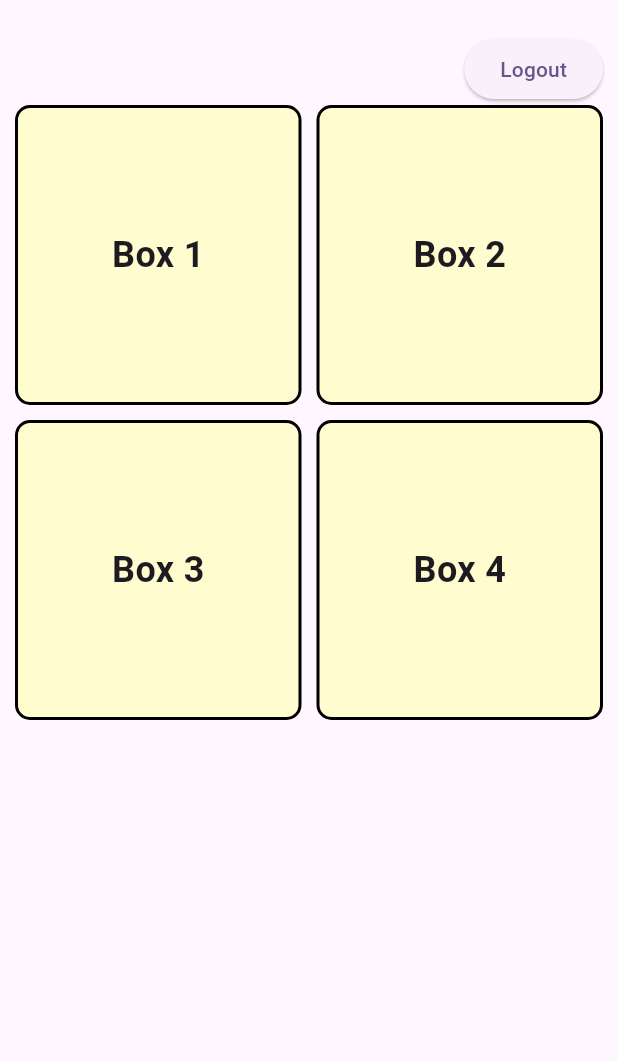
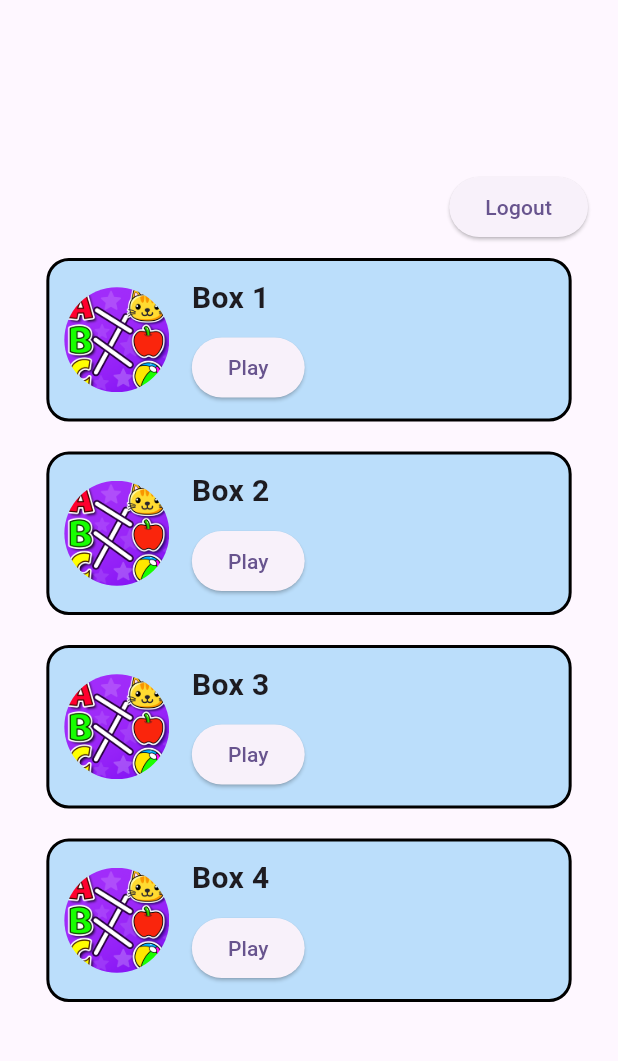
Before and after one commit to Devanshv17/SAATHI-, a Flutter app: the HomePage screen opened by its route, on a phone screen of 412 x 824 dp, the part 66-1127 px from its top. Run offline on Flutter 3.47's test engine with Material 3 defaults, Android fonts, the phone set to English and light mode, and no system bars; our stand-ins replace firebase_auth, firebase_core, shared_preferences; missing offline and left inert: translator_plus; accounts and stored records are empty.

Commit message:
orientation changed

```diff
--- a/lib/homepage.dart
+++ b/lib/homepage.dart
@@ -31,7 +31,6 @@ class _HomePageState extends State<HomePage> {
     SharedPreferences prefs = await SharedPreferences.getInstance();
     bool loggedIn = prefs.getBool('loggedIn') ?? false;
     if (!loggedIn) {
-      // If not logged in, redirect to login.
       Navigator.pushReplacementNamed(context, '/login');
     }
   }
@@ -75,29 +74,52 @@ class _HomePageState extends State<HomePage> {
     }
   }
 
-  Widget buildRow(String text1, String text2) {
-    return Row(
-      children: [
-        Expanded(child: buildBox(text1)),
-        const SizedBox(width: 10),
-        Expanded(child: buildBox(text2)),
-      ],
-    );
-  }
-
-  Widget buildBox(String text) {
+  Widget buildBox(String text, String imagePath, Color bgColor) {
     return Container(
-      height: 200,
+      width: MediaQuery.of(context).size.width * 0.85, // 85% width
+      padding: const EdgeInsets.all(10),
+      margin: const EdgeInsets.symmetric(vertical: 10),
       decoration: BoxDecoration(
-        color: const Color(0xFFFFFDD0),
+        color: bgColor,
         border: Border.all(color: Colors.black, width: 2),
-        borderRadius: BorderRadius.circular(10),
+        borderRadius: BorderRadius.circular(15),
       ),
-      child: Center(
-        child: Text(
-          text,
-          style: const TextStyle(fontSize: 24, fontWeight: FontWeight.bold),
-        ),
+      child: Row(
+        children: [
+          // Left-side Rounded Image
+          Container(
+            width: 70,
+            height: 70,
+            decoration: BoxDecoration(
+              borderRadius: BorderRadius.circular(50), // Circular shape
+              image: DecorationImage(
+                image: AssetImage(imagePath),
+                fit: BoxFit.cover,
+              ),
+            ),
+          ),
+          const SizedBox(width: 15),
+          // Right-side Column for title & button
+          Expanded(
+            child: Column(
+              crossAxisAlignment: CrossAxisAlignment.start,
+              children: [
+                Text(
+                  text,
+                  style: const TextStyle(
+                      fontSize: 20, fontWeight: FontWeight.bold),
+                ),
+                const SizedBox(height: 8),
+                ElevatedButton(
+                  onPressed: () {
+                    // Play button logic
+                  },
+                  child: const Text('Play'),
+                ),
+              ],
+            ),
+          ),
+        ],
       ),
     );
   }
@@ -105,8 +127,6 @@ class _HomePageState extends State<HomePage> {
   Future<void> _logout() async {
     SharedPreferences prefs = await SharedPreferences.getInstance();
     await prefs.setBool('loggedIn', false);
-    // Optionally, also sign out of Firebase:
-    // await FirebaseAuth.instance.signOut();
     Navigator.pushReplacementNamed(context, '/login');
   }
 
@@ -123,22 +143,25 @@ class _HomePageState extends State<HomePage> {
           _updateTranslations();
         },
       ),
-      body: SingleChildScrollView(
-        child: Padding(
-          padding: const EdgeInsets.all(10.0),
+      body: Center(
+        child: SingleChildScrollView(
           child: Column(
+            mainAxisAlignment: MainAxisAlignment.center,
             children: [
-              // Example logout button:
               Align(
                 alignment: Alignment.topRight,
-                child: ElevatedButton(
-                  onPressed: _logout,
-                  child: Text(isHindi ? 'लॉगआउट' : 'Logout'),
+                child: Padding(
+                  padding: const EdgeInsets.only(right: 20.0),
+                  child: ElevatedButton(
+                    onPressed: _logout,
+                    child: Text(isHindi ? 'लॉगआउट' : 'Logout'),
+                  ),
                 ),
               ),
-              buildRow(box1Text, box2Text),
-              const SizedBox(height: 10),
-              buildRow(box3Text, box4Text),
+              buildBox(box1Text, 'assets/image.png', Colors.blue.shade100),
+              buildBox(box2Text, 'assets/image.png', Colors.blue.shade100),
+              buildBox(box3Text, 'assets/image.png', Colors.blue.shade100),
+              buildBox(box4Text, 'assets/image.png', Colors.blue.shade100),
             ],
           ),
         ),
--- a/pubspec.yaml
+++ b/pubspec.yaml
@@ -63,8 +63,8 @@ flutter:
   uses-material-design: true
 
   # To add assets to your application, add an assets section, like this:
-  # assets:
-  #   - images/a_dot_burr.jpeg
+  assets:
+     - assets/image.png
   #   - images/a_dot_ham.jpeg
 
   # An image asset can refer to one or more resolution-specific "variants", see
```
Also changed, not shown: assets/image.png (added), pubspec.lock.
